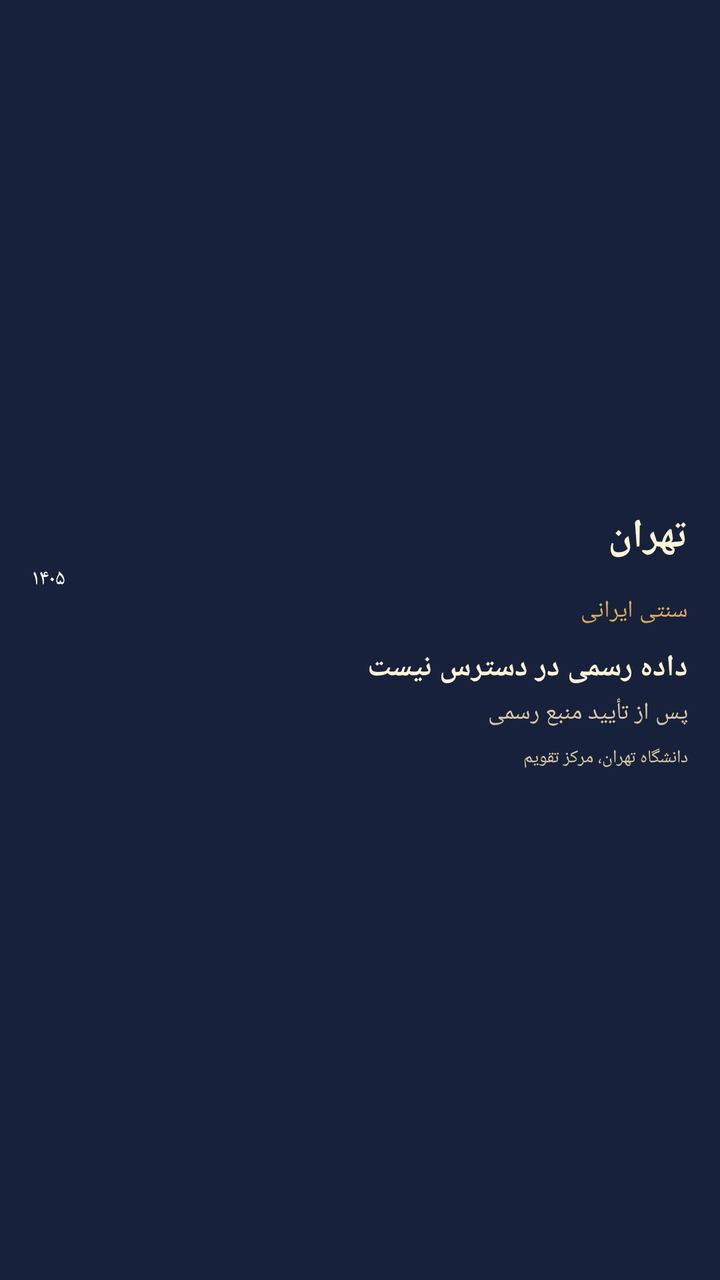
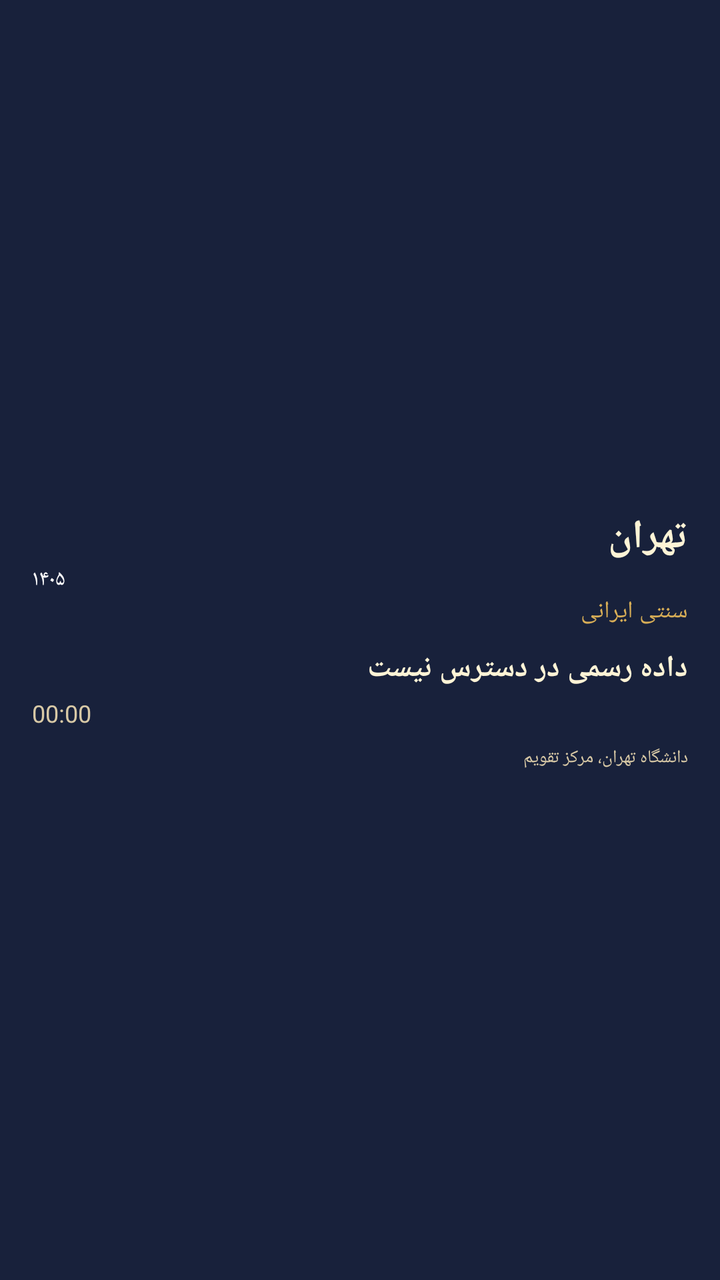

Two renders of the same Android screen: before a commit and after it. Below are the layout's source before the change and the commit's diff.
<!-- AndroidManifest.xml: application theme android:Theme.DeviceDefault.NoActionBar -->
<!-- res/layout/widget_prayer_persian.xml -->
<?xml version="1.0" encoding="utf-8"?>
<LinearLayout xmlns:android="http://schemas.android.com/apk/res/android"
 android:id="@+id/prayer_widget_root" android:layout_width="match_parent" android:layout_height="match_parent"
 android:orientation="vertical" android:gravity="center_vertical" android:padding="16dp"
 android:background="#18213B">
 <TextView android:id="@+id/prayer_city" android:layout_width="match_parent" android:layout_height="wrap_content"
  android:text="تهران" android:textColor="#FFF4D6" android:textSize="20sp" android:textStyle="bold" />
 <TextView android:id="@+id/prayer_date" android:layout_width="match_parent" android:layout_height="wrap_content"
  android:text="۱۴۰۵" android:textColor="#FFFFFF" android:textSize="11sp" />
 <TextView android:layout_width="match_parent" android:layout_height="wrap_content"
  android:text="سنتی ایرانی" android:textColor="#D8AE57" android:textSize="12sp" />
 <TextView android:id="@+id/prayer_status" android:layout_width="match_parent" android:layout_height="wrap_content"
  android:text="داده رسمی در دسترس نیست" android:textColor="#FFF4D6" android:textSize="15sp" android:textStyle="bold"
  android:layout_marginTop="10dp" />
 <TextView android:id="@+id/prayer_next" android:layout_width="match_parent" android:layout_height="wrap_content"
  android:text="پس از تأیید منبع رسمی" android:textColor="#D8C9A6" android:textSize="12sp" android:layout_marginTop="4dp" />
 <TextView android:id="@+id/prayer_source" android:layout_width="match_parent" android:layout_height="wrap_content"
  android:text="دانشگاه تهران، مرکز تقویم" android:textColor="#D8C9A6" android:textSize="9sp" android:layout_marginTop="8dp" />
</LinearLayout>
<!-- resources referenced by this layout -->
<resources>

</resources>

<!-- the commit's change to res/layout/widget_prayer_persian.xml (unified diff, before → after) -->
@@ -12,7 +12,7 @@
  <TextView android:id="@+id/prayer_status" android:layout_width="match_parent" android:layout_height="wrap_content"
   android:text="داده رسمی در دسترس نیست" android:textColor="#FFF4D6" android:textSize="15sp" android:textStyle="bold"
   android:layout_marginTop="10dp" />
- <TextView android:id="@+id/prayer_next" android:layout_width="match_parent" android:layout_height="wrap_content"
+ <Chronometer android:id="@+id/prayer_next" android:layout_width="match_parent" android:layout_height="wrap_content"
   android:text="پس از تأیید منبع رسمی" android:textColor="#D8C9A6" android:textSize="12sp" android:layout_marginTop="4dp" />
  <TextView android:id="@+id/prayer_source" android:layout_width="match_parent" android:layout_height="wrap_content"
   android:text="دانشگاه تهران، مرکز تقویم" android:textColor="#D8C9A6" android:textSize="9sp" android:layout_marginTop="8dp" />
